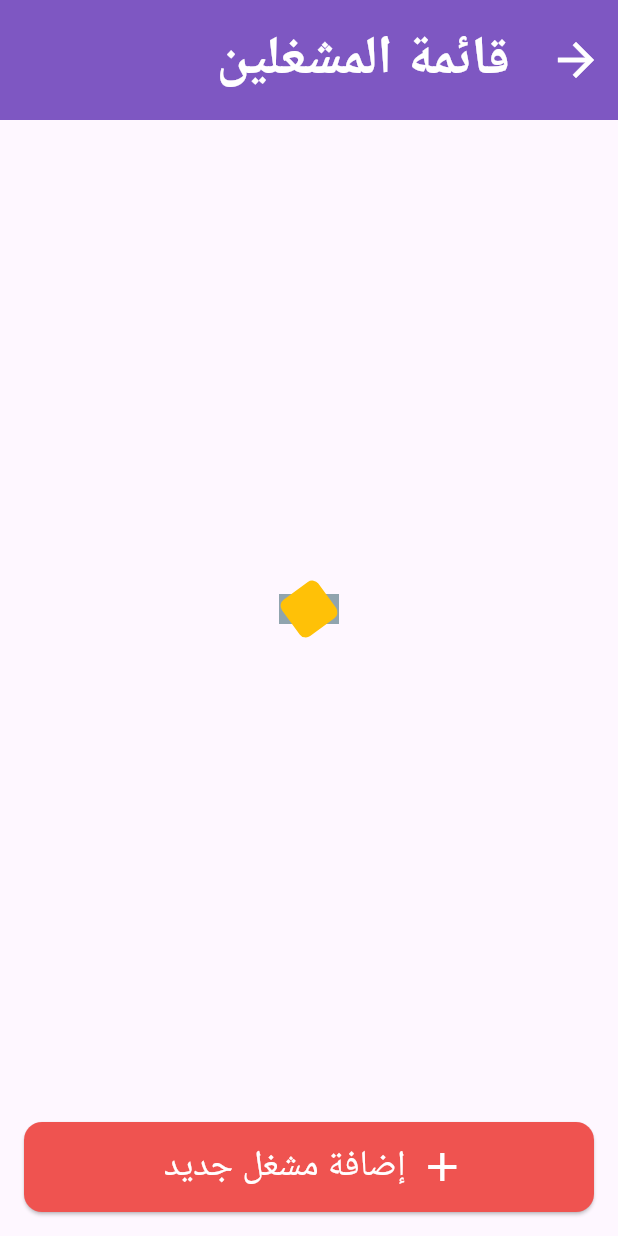
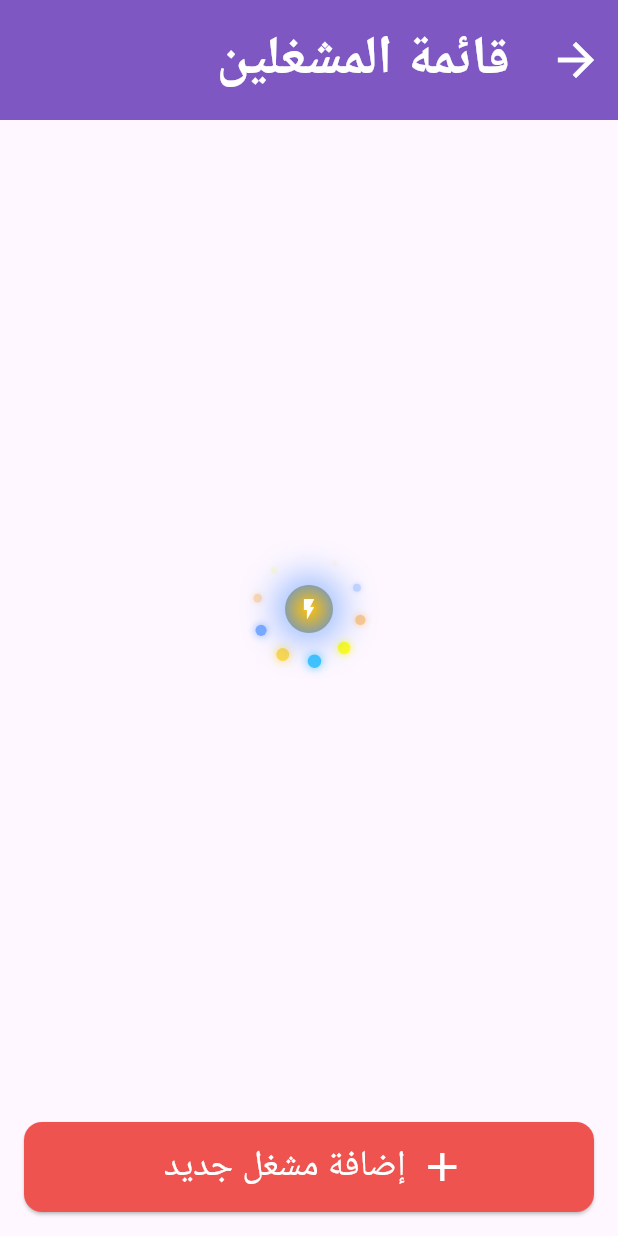
Before and after one commit to Thanoon12k/moalidaty-front-end, a Flutter app: the WorkersListPage screen opened by its route, on a phone screen of 412 x 824 dp. Run offline on Flutter 3.47's test engine with Material 3 defaults, Android fonts, the phone set to English and light mode, and no system bars; our stand-ins replace get; network calls fail; Roboto replaces fonts that are missing (Cairo).

Commit message:
change the loading indicator

```diff
--- a/lib/common_widgets/loading_indicator.dart
+++ b/lib/common_widgets/loading_indicator.dart
@@ -1,4 +1,5 @@
 import 'package:flutter/material.dart';
+import 'dart:math';
 
 class GeneratorLoadingIndicator extends StatefulWidget {
   const GeneratorLoadingIndicator({super.key});
@@ -11,13 +12,23 @@ class GeneratorLoadingIndicator extends StatefulWidget {
 class _GeneratorLoadingIndicatorState extends State<GeneratorLoadingIndicator>
     with SingleTickerProviderStateMixin {
   late final AnimationController _controller;
+  static const int dotCount = 10;
+  static const double orbitRadius = 35;
+
+  final List<Color> dotColors = [
+    Colors.yellowAccent,
+    Colors.lightBlueAccent,
+    Colors.amberAccent,
+    Colors.blueAccent,
+    Colors.orangeAccent,
+  ];
 
   @override
   void initState() {
     super.initState();
     _controller = AnimationController(
       vsync: this,
-      duration: const Duration(seconds: 2),
+      duration: const Duration(seconds: 3),
     )..repeat();
   }
 
@@ -27,79 +38,85 @@ class _GeneratorLoadingIndicatorState extends State<GeneratorLoadingIndicator>
     super.dispose();
   }
 
+  Widget _buildOrbitingDot(int index) {
+    return AnimatedBuilder(
+      animation: _controller,
+      builder: (context, child) {
+        final angle =
+            (_controller.value * 2 * pi) + (index * 2 * pi / dotCount);
+        final x = cos(angle) * orbitRadius;
+        final y = sin(angle) * orbitRadius;
+
+        final wave = sin((_controller.value * 2 * pi) + (index * pi / 5));
+        final scale = 0.7 + 0.3 * wave;
+        final opacity = 0.5 + 0.5 * wave;
+
+        final color = dotColors[index % dotColors.length];
+
+        return Transform.translate(
+          offset: Offset(x, y),
+          child: Transform.scale(
+            scale: scale,
+            child: Opacity(
+              opacity: opacity,
+              child: Container(
+                width: 9,
+                height: 9,
+                decoration: BoxDecoration(
+                  color: color,
+                  shape: BoxShape.circle,
+                  boxShadow: [
+                    BoxShadow(
+                      color: color.withOpacity(0.6),
+                      blurRadius: 4,
+                      spreadRadius: 1,
+                    ),
+                  ],
+                ),
+              ),
+            ),
+          ),
+        );
+      },
+    );
+  }
+
+  Widget _buildCenterCore() {
+    return Container(
+      width: 32,
+      height: 32,
+      decoration: BoxDecoration(
+        shape: BoxShape.circle,
+        gradient: const RadialGradient(
+          colors: [Colors.amber, Colors.blueAccent],
+          center: Alignment.center,
+          radius: 0.8,
+        ),
+        boxShadow: [
+          BoxShadow(
+            color: Colors.blueAccent.withOpacity(0.6),
+            blurRadius: 20,
+            spreadRadius: 6,
+          ),
+        ],
+      ),
+      child: const Center(
+        child: Icon(Icons.flash_on, size: 16, color: Colors.white),
+      ),
+    );
+  }
+
   @override
   Widget build(BuildContext context) {
     return Center(
       child: SizedBox(
         width: 120,
-        height: 60,
+        height: 120,
         child: Stack(
           alignment: Alignment.center,
           children: [
-            // Left moving block
-            AnimatedBuilder(
-              animation: _controller,
-              builder: (context, child) {
-                final moveAnimation = Tween<double>(begin: -60, end: 0).animate(
-                  CurvedAnimation(
-                    parent: _controller,
-                    curve: const Interval(0.0, 0.5, curve: Curves.easeInOut),
-                  ),
-                );
-                return Transform.translate(
-                  offset: Offset(moveAnimation.value, 0),
-                  child: Container(
-                    width: 40,
-                    height: 20,
-                    color: Colors.blueGrey.shade300,
-                  ),
-                );
-              },
-            ),
-            // Right moving block
-            AnimatedBuilder(
-              animation: _controller,
-              builder: (context, child) {
-                final moveAnimation = Tween<double>(begin: 60, end: 0).animate(
-                  CurvedAnimation(
-                    parent: _controller,
-                    curve: const Interval(0.0, 0.5, curve: Curves.easeInOut),
-                  ),
-                );
-                return Transform.translate(
-                  offset: Offset(moveAnimation.value, 0),
-                  child: Container(
-                    width: 40,
-                    height: 20,
-                    color: Colors.blueGrey.shade300,
-                  ),
-                );
-              },
-            ),
-            // Center spinning part (the "generator")
-            AnimatedBuilder(
-              animation: _controller,
-              builder: (context, child) {
-                final spinAnimation = Tween<double>(begin: 0, end: 2 * 3.14).animate(
-                  CurvedAnimation(
-                    parent: _controller,
-                    curve: const Interval(0.5, 1.0, curve: Curves.linear),
-                  ),
-                );
-                return Transform.rotate(
-                  angle: spinAnimation.value,
-                  child: Container(
-                    width: 30,
-                    height: 30,
-                    decoration: BoxDecoration(
-                      color: Colors.amber,
-                      shape: BoxShape.rectangle,
-                      borderRadius: BorderRadius.circular(5),
-                    ),
-                  ),
-                );
-              },
-            ),
+            ...List.generate(dotCount, _buildOrbitingDot),
+            _buildCenterCore(),
           ],
         ),
       ),
```
